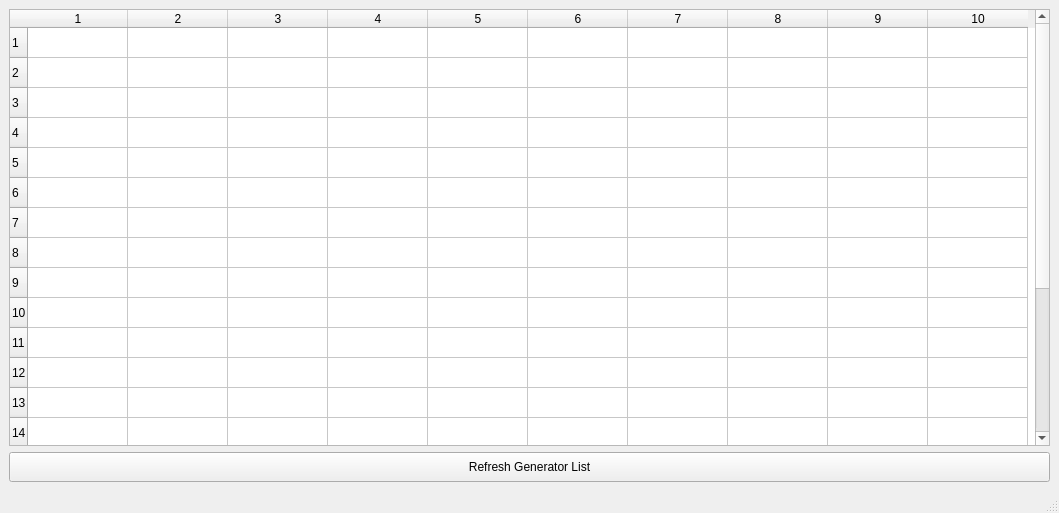
Before: the Qt Designer form ui/gendata.ui in PlaviAjvar/Economic-Dispatching, drawn with Qt 5.
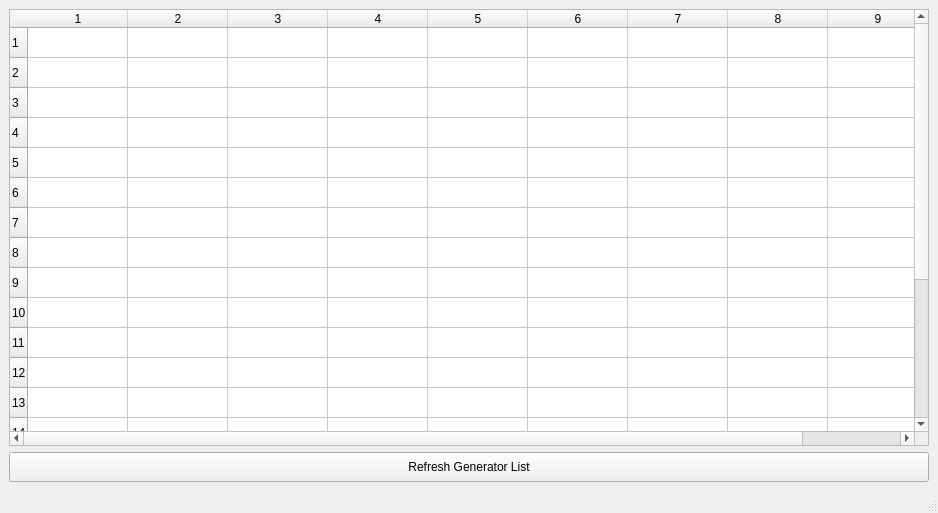
After: the same form once the commit is applied.

The edit to the form file:
```diff
--- a/ui/gendata.ui
+++ b/ui/gendata.ui
@@ -6,7 +6,7 @@
    <rect>
     <x>0</x>
     <y>0</y>
-    <width>1059</width>
+    <width>938</width>
     <height>513</height>
    </rect>
   </property>
@@ -21,7 +21,7 @@
        <number>20</number>
       </property>
       <property name="columnCount">
-       <number>10</number>
+       <number>9</number>
       </property>
       <row/>
       <row/>
@@ -52,7 +52,6 @@
       <column/>
       <column/>
       <column/>
-      <column/>
      </widget>
     </item>
     <item>
```
Left out of the diff: 2 changed lines with no effect on the pictures.
